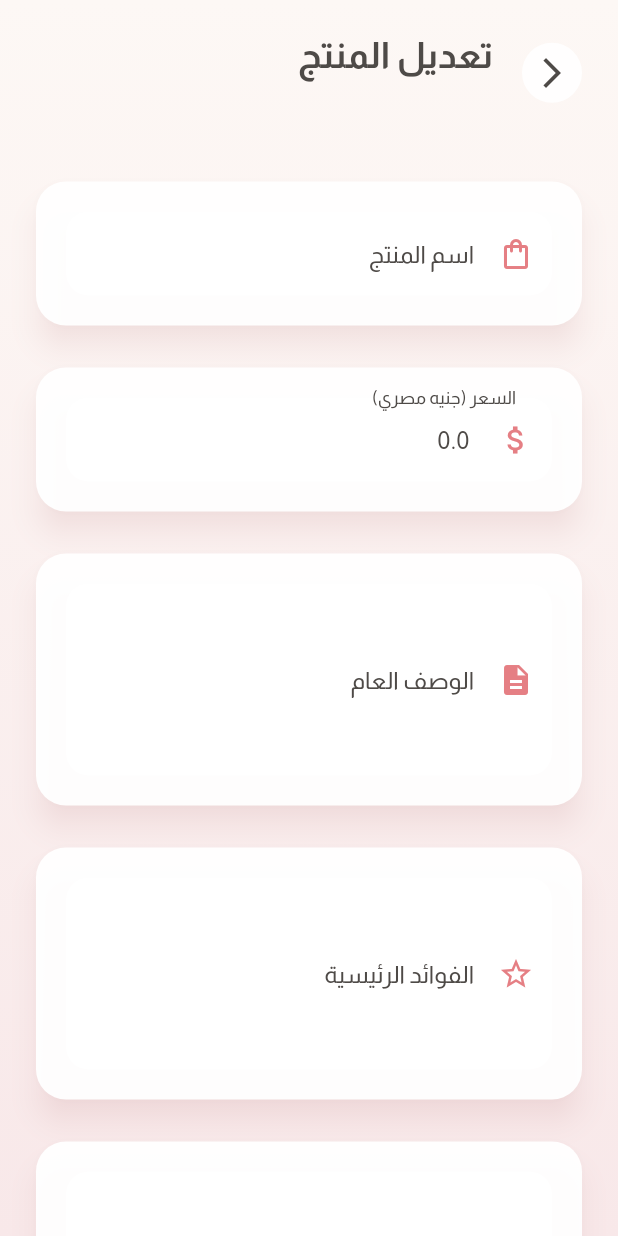
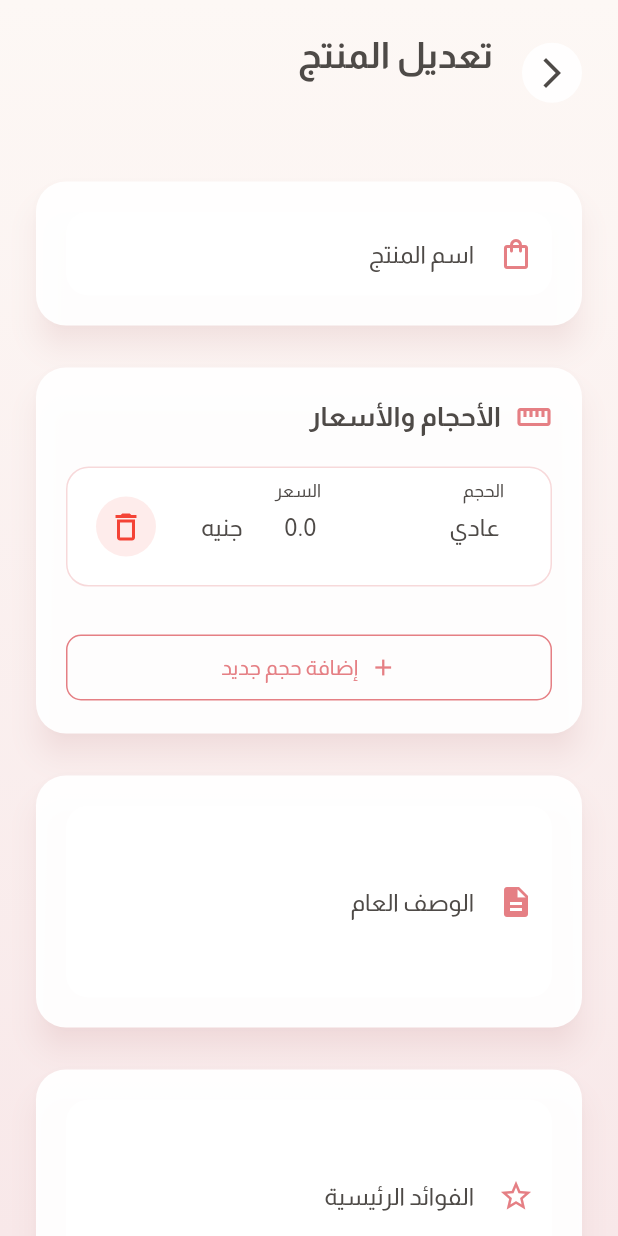
Before and after one commit to mostafa-hashem/glowette-website, a Flutter app: the EditProductScreen screen opened directly with empty values, on a phone screen of 412 x 824 dp. Run offline on Flutter 3.47's test engine with Material 3 defaults, Android fonts, the phone set to English and light mode, and no system bars; our stand-ins replace fluttertoast, image_picker, shared_preferences, supabase_flutter; missing offline and left inert: dart:html; accounts and stored records are empty.

Commit message:
Implement product variations management in edit product screen
- Removed direct price input and replaced it with a variations system allowing multiple sizes and prices.
- Added methods to add, remove, and update product variations.
- Updated product update logic to include variations in the database.
- Enhanced UI to display variations with input fields for size and price, ensuring validation for correct entries.

```diff
--- a/lib/screens/edit_product_screen.dart
+++ b/lib/screens/edit_product_screen.dart
@@ -22,13 +22,13 @@ class _EditProductScreenState extends State<EditProductScreen>
     with TickerProviderStateMixin {
   final _formKey = GlobalKey<FormState>();
   final _nameController = TextEditingController();
-  final _priceController = TextEditingController();
   final _generalDescController = TextEditingController();
   final _benefitsController = TextEditingController();
   final _suitableForController = TextEditingController();
 
   final List<XFile> _newImageFiles = [];
   List<String> _existingImageUrls = [];
+  List<ProductVariation> _variations = [];
   bool _isLoading = false;
   bool _isAvailable = true;
   final supabase = Supabase.instance.client;
@@ -42,11 +42,14 @@ class _EditProductScreenState extends State<EditProductScreen>
     super.initState();
 
     _nameController.text = widget.product.name;
-    _priceController.text = widget.product.price.toString();
     _generalDescController.text = widget.product.descriptionGeneral;
     _benefitsController.text = widget.product.keyBenefits;
     _suitableForController.text = widget.product.suitableFor;
     _existingImageUrls = List.from(widget.product.imageUrls);
+    _variations = List.from(widget.product.availableVariations);
+    if (_variations.isEmpty) {
+      _variations.add(ProductVariation(size: 'عادي', price: widget.product.price));
+    }
     _isAvailable = widget.product.isAvailable;
 
     _animationController = AnimationController(
@@ -73,7 +76,6 @@ class _EditProductScreenState extends State<EditProductScreen>
   void dispose() {
     _animationController.dispose();
     _nameController.dispose();
-    _priceController.dispose();
     _generalDescController.dispose();
     _benefitsController.dispose();
     _suitableForController.dispose();
@@ -99,8 +101,35 @@ class _EditProductScreenState extends State<EditProductScreen>
     });
   }
 
+  void _addVariation() {
+    setState(() {
+      _variations.add(ProductVariation(size: '', price: 0.0));
+    });
+  }
+
+  void _removeVariation(int index) {
+    if (_variations.length > 1) {
+      setState(() {
+        _variations.removeAt(index);
+      });
+    } else {
+      CustomToast.showWarning('يجب الاحتفاظ بحجم واحد على الأقل');
+    }
+  }
+
+  void _updateVariation(int index, String size, double price) {
+    setState(() {
+      _variations[index] = ProductVariation(size: size, price: price);
+    });
+  }
+
   Future<void> _updateProduct() async {
     if (!_formKey.currentState!.validate()) {
+      return;
+    }
+
+    if (_variations.any((v) => v.size.isEmpty || v.price <= 0)) {
+      CustomToast.showWarning('يرجى التأكد من إدخال جميع الأحجام والأسعار بشكل صحيح');
       return;
     }
 
@@ -124,9 +153,15 @@ class _EditProductScreenState extends State<EditProductScreen>
         allImageUrls.addAll(newImageUrls);
       }
 
+      final variationsJson = _variations.map((v) => {
+        'size': v.size,
+        'price': v.price,
+      }).toList();
+
       await supabase.from('products').update({
         'name': _nameController.text,
-        'price': double.parse(_priceController.text),
+        'price': _variations.first.price,
+        'variations': variationsJson,
         'image_urls': allImageUrls,
         'description_general': _generalDescController.text,
         'key_benefits': _benefitsController.text,
@@ -151,7 +186,7 @@ class _EditProductScreenState extends State<EditProductScreen>
           _isLoading = false;
         });
       }
-        }
+    }
   }
 
   Widget _buildFormField({
@@ -421,6 +456,128 @@ class _EditProductScreenState extends State<EditProductScreen>
     );
   }
 
+  Widget _buildVariationsSection() {
+    final themeProvider = Provider.of<ThemeProvider>(context);
+    return Card(
+      elevation: 8,
+      color: themeProvider.cardColor.withValues(alpha: 0.95),
+      shape: RoundedRectangleBorder(borderRadius: BorderRadius.circular(20)),
+      child: Padding(
+        padding: const EdgeInsets.all(20.0),
+        child: Column(
+          crossAxisAlignment: CrossAxisAlignment.start,
+          children: [
+            Row(
+              children: [
+                const Icon(Icons.straighten, color: Color(0xFFE57F84)),
+                const SizedBox(width: 10),
+                Text(
+                  'الأحجام والأسعار',
+                  style: TextStyle(
+                    fontSize: 18,
+                    fontWeight: FontWeight.bold,
+                    color: themeProvider.textColor,
+                  ),
+                ),
+              ],
+            ),
+            const SizedBox(height: 20),
+
+            ListView.builder(
+              shrinkWrap: true,
+              physics: const NeverScrollableScrollPhysics(),
+              itemCount: _variations.length,
+              itemBuilder: (context, index) {
+                final variation = _variations[index];
+                final sizeController = TextEditingController(text: variation.size);
+                final priceController = TextEditingController(text: variation.price.toString());
+
+                return Container(
+                  margin: const EdgeInsets.only(bottom: 15),
+                  padding: const EdgeInsets.all(15),
+                  decoration: BoxDecoration(
+                    color: themeProvider.surfaceColor,
+                    borderRadius: BorderRadius.circular(15),
+                    border: Border.all(
+                      color: const Color(0xFFE57F84).withValues(alpha: 0.3),
+                    ),
+                  ),
+                  child: Row(
+                    children: [
+                      Expanded(
+                        flex: 2,
+                        child: TextFormField(
+                          controller: sizeController,
+                          decoration: InputDecoration(
+                            labelText: 'الحجم',
+                            hintText: 'مثل: 200مل',
+                            border: OutlineInputBorder(
+                              borderRadius: BorderRadius.circular(10),
+                            ),
+                            contentPadding: const EdgeInsets.symmetric(horizontal: 12, vertical: 8),
+                          ),
+                          onChanged: (value) => _updateVariation(index, value, variation.price),
+                        ),
+                      ),
+                      const SizedBox(width: 10),
+                      Expanded(
+                        flex: 2,
+                        child: TextFormField(
+                          controller: priceController,
+                          decoration: InputDecoration(
+                            labelText: 'السعر',
+                            hintText: '0.00',
+                            suffixText: 'جنيه',
+                            border: OutlineInputBorder(
+                              borderRadius: BorderRadius.circular(10),
+                            ),
+                            contentPadding: const EdgeInsets.symmetric(horizontal: 12, vertical: 8),
+                          ),
+                          keyboardType: TextInputType.number,
+                          onChanged: (value) {
+                            final price = double.tryParse(value) ?? 0.0;
+                            _updateVariation(index, variation.size, price);
+                          },
+                        ),
+                      ),
+                      const SizedBox(width: 10),
+                      IconButton(
+                        onPressed: () => _removeVariation(index),
+                        icon: const Icon(Icons.delete_outline, color: Colors.red),
+                        style: IconButton.styleFrom(
+                          backgroundColor: Colors.red.withValues(alpha: 0.1),
+                        ),
+                      ),
+                    ],
+                  ),
+                );
+              },
+            ),
+
+            const SizedBox(height: 15),
+
+            SizedBox(
+              width: double.infinity,
+              child: OutlinedButton.icon(
+                onPressed: _addVariation,
+                style: OutlinedButton.styleFrom(
+                  foregroundColor: const Color(0xFFE57F84),
+                  side: const BorderSide(color: Color(0xFFE57F84)),
+                  shape: RoundedRectangleBorder(
+                    borderRadius: BorderRadius.circular(10),
+                  ),
+                  padding: const EdgeInsets.symmetric(vertical: 12),
+                ),
+                icon: const Icon(Icons.add),
+                label: const Text('إضافة حجم جديد'),
+              ),
+            ),
+          ],
+        ),
+      ),
+    );
+  }
+
   @override
   Widget build(BuildContext context) {
     CustomToast.setContext(context);
@@ -505,20 +662,7 @@ class _EditProductScreenState extends State<EditProductScreen>
 
                             const SizedBox(height: 20),
 
-                            _buildFormField(
-                              controller: _priceController,
-                              label: 'السعر (جنيه مصري)',
-                              hint: 'أدخل السعر بالجنيه المصري',
-                              icon: Icons.attach_money,
-                              keyboardType: TextInputType.number,
-                              validator: (value) {
-                                if (value!.isEmpty) return 'يرجى إدخال السعر';
-                                if (double.tryParse(value) == null) {
-                                  return 'يرجى إدخال سعر صحيح';
-                                }
-                                return null;
-                              },
-                            ),
+                            _buildVariationsSection(),
 
                             const SizedBox(height: 20),
 
```
Also changed, not shown: lib/widgets/product_card.dart (+2 -12 lines).
